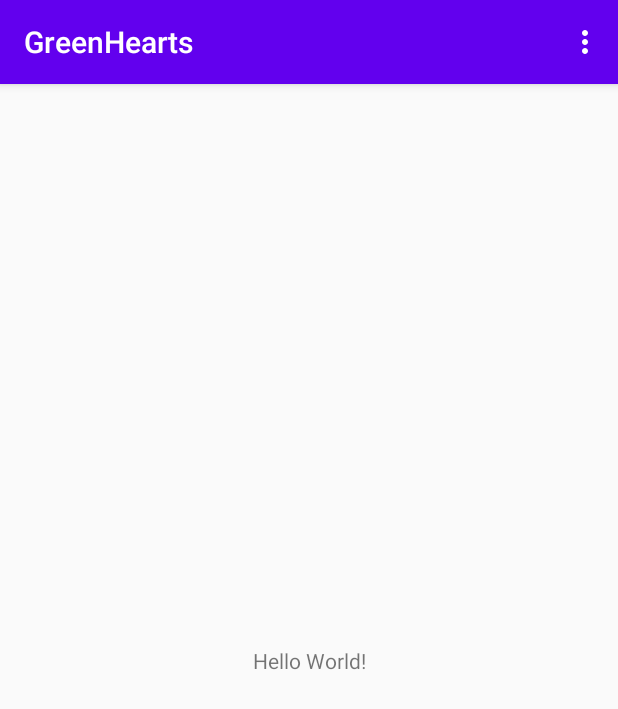
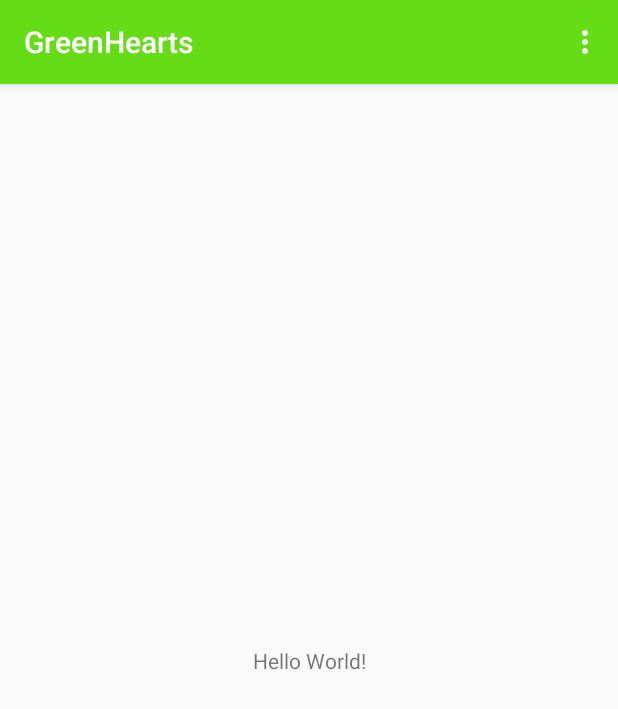
Before and after one commit to SwethaRajakumar2001/GreenHearts, an Android app: the screen it shows after launch (MainActivity), on a phone screen of 412 x 824 dp. Shown: the top 709 px of the screen. Run offline under Robolectric (Android 15) with nearby library versions, the phone set to English and light mode, and no system bars; our stand-ins replace Firebase (no records; nobody signed in at launch, a user with empty details on screens opened directly); libraries missing offline, so code that uses them is left out: com.firebase.ui; 2 statements that could not run were skipped.

Commit message:
Color scheme update

```diff
--- a/app/src/main/res/values/colors.xml
+++ b/app/src/main/res/values/colors.xml
@@ -1,6 +1,10 @@
 <?xml version="1.0" encoding="utf-8"?>
 <resources>
-    <color name="colorPrimary">#6200EE</color>
-    <color name="colorPrimaryDark">#3700B3</color>
-    <color name="colorAccent">#03DAC5</color>
+    <color name="colorPrimary">#64dd17</color>
+    <color name="colorPrimaryDark">#33691e</color>
+    <color name="colorAccent">#018A79</color>
+    <color name="colorMediumGreen">#079E0E</color>
+    <color name="colorLight">#ffffff</color>
+    <color name="colorDark">#090909</color>
+    <color name="colorLightGreen">#DCC7FD97</color>
 </resources>
```
